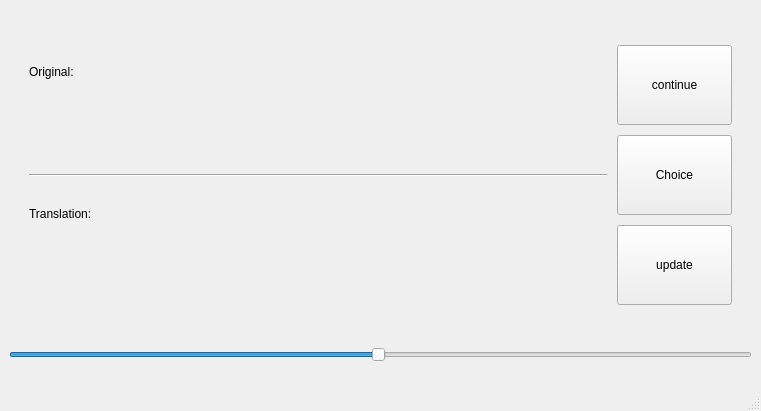
Above: form.ui from SashaProgrammist/WordFlow before the change. Below: the same form after it.
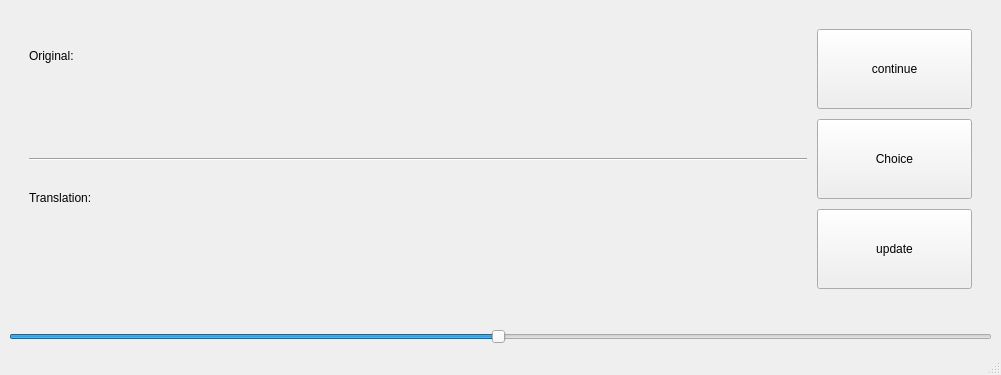
That is the form after the change. Icons and pictures are not drawn.

```diff
--- a/form.ui
+++ b/form.ui
@@ -6,8 +6,8 @@
    <rect>
     <x>0</x>
     <y>0</y>
-    <width>761</width>
-    <height>411</height>
+    <width>1001</width>
+    <height>375</height>
    </rect>
   </property>
   <property name="windowTitle">
@@ -185,6 +185,19 @@
       </item>
      </layout>
     </item>
+    <item>
+     <spacer name="verticalSpacer">
+      <property name="orientation">
+       <enum>Qt::Orientation::Vertical</enum>
+      </property>
+      <property name="sizeHint" stdset="0">
+       <size>
+        <width>20</width>
+        <height>40</height>
+       </size>
+      </property>
+     </spacer>
+    </item>
     <item>
      <widget class="QSlider" name="speedSlider">
       <property name="minimum">
```
Left out of the diff: 18 changed lines with no effect on the pictures.
